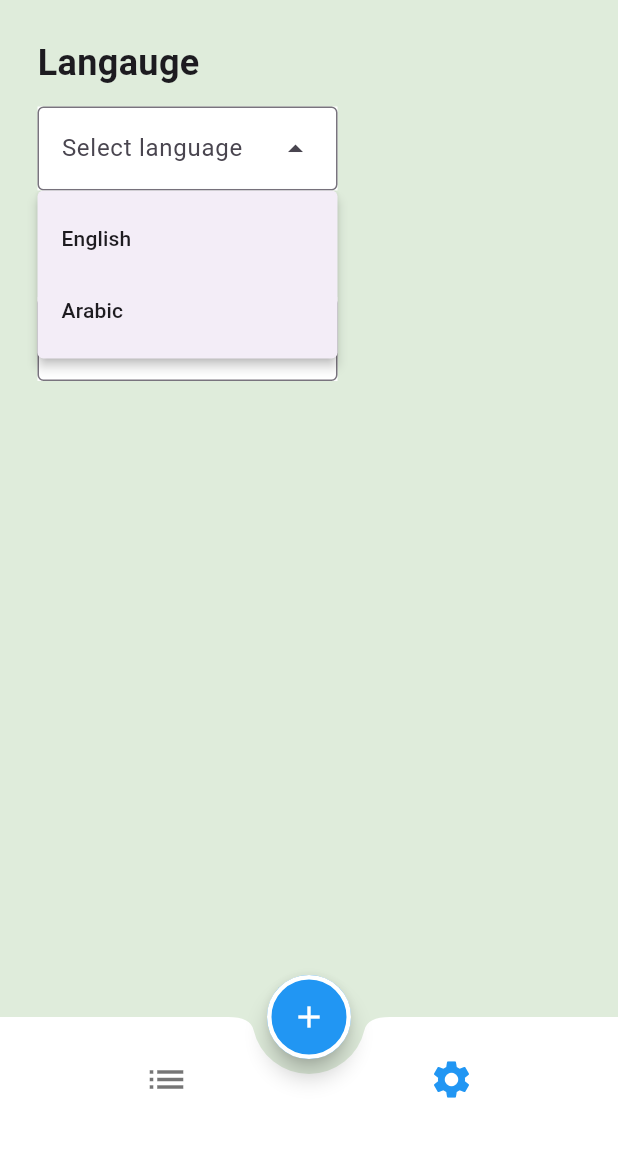
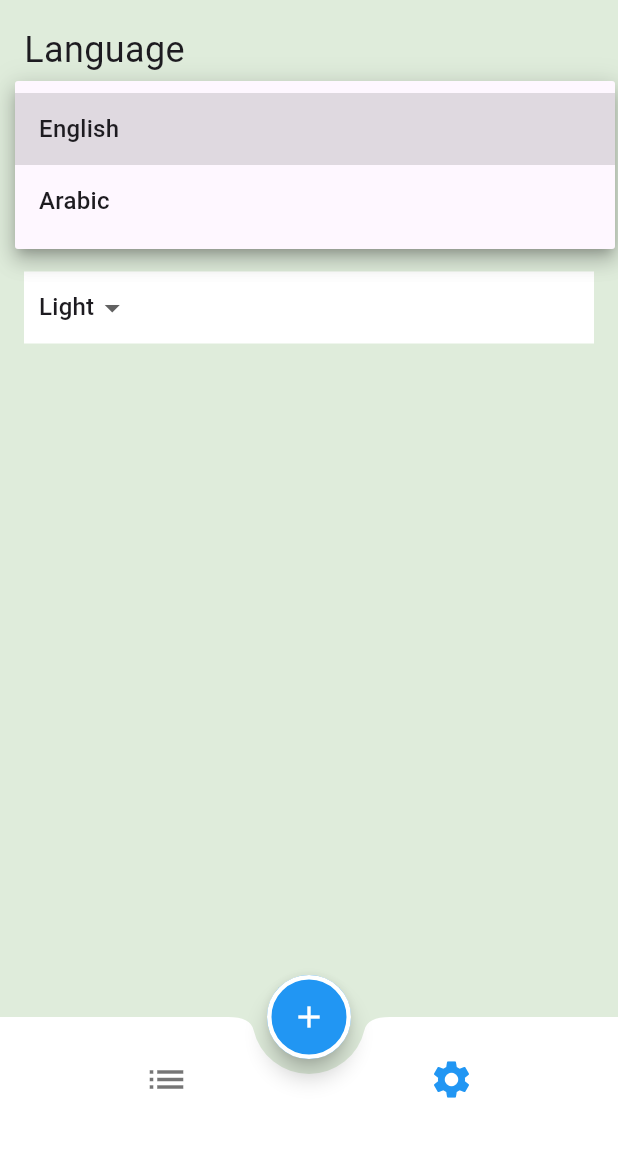
Before and after one commit to Icarus-conf/write-it-down-app, a Flutter app: the screen it shows after launch, item 2 of the bottom bar chosen, after a tap on "English", on a phone screen of 412 x 824 dp, the part 84-1236 px from its top. Run offline on Flutter 3.47's test engine with Material 3 defaults, Android fonts, the phone set to English and light mode, and no system bars; our stand-ins replace date_picker_timeline, flutter_slidable.

Commit message:
setting tab // dark mode // theme data

```diff
--- a/lib/main.dart
+++ b/lib/main.dart
@@ -1,10 +1,16 @@
 import 'package:flutter/material.dart';
+import 'package:provider/provider.dart';
 import 'package:todo_c10_sat_route/pages/home_page.dart';
 import 'package:todo_c10_sat_route/pages/tabs/settings_tab.dart';
 import 'package:todo_c10_sat_route/pages/tabs/tasks_tab.dart';
+import 'package:todo_c10_sat_route/provider.dart/my_provider.dart';
+import 'package:todo_c10_sat_route/theme/theme.dart';
 
 void main() {
-  runApp(const MyApp());
+  runApp(ChangeNotifierProvider(
+    create: (context) => MyProvider(),
+    child: const MyApp(),
+  ));
 }
 
 class MyApp extends StatelessWidget {
@@ -15,10 +21,12 @@ class MyApp extends StatelessWidget {
     return MaterialApp(
       debugShowCheckedModeBanner: false,
       initialRoute: HomePage.routeName,
+      theme: Provider.of<MyProvider>(context).themeData,
+      darkTheme: darkMode,
       routes: {
         HomePage.routeName: (context) => const HomePage(),
         TasksTab.routeName: (context) => const TasksTab(),
-        SettingsTab.routeName: (context) => SettingsTab(),
+        SettingsTab.routeName: (context) => const SettingsTab(),
       },
     );
   }
--- a/lib/pages/home_page.dart
+++ b/lib/pages/home_page.dart
@@ -16,13 +16,12 @@ class _HomePageState extends State<HomePage> {
 
   List<Widget> tabs = [
     const TasksTab(),
-    SettingsTab(),
+    const SettingsTab(),
   ];
 
   @override
   Widget build(BuildContext context) {
     return Scaffold(
-      backgroundColor: const Color(0xFFDFECDB),
       extendBody: true,
       appBar: AppBar(
         title: const Text(
@@ -32,17 +31,12 @@ class _HomePageState extends State<HomePage> {
             fontWeight: FontWeight.w600,
           ),
         ),
-        backgroundColor: Colors.blue,
       ),
       bottomNavigationBar: BottomAppBar(
-        elevation: 0,
         shape: const CircularNotchedRectangle(),
         height: 90,
         notchMargin: 10,
-        color: Colors.white,
         child: BottomNavigationBar(
-          backgroundColor: Colors.transparent,
-          elevation: 0.0,
           onTap: (value) {
             index = value;
             setState(() {});
--- a/lib/pages/tabs/settings_tab.dart
+++ b/lib/pages/tabs/settings_tab.dart
@@ -1,4 +1,6 @@
 import 'package:flutter/material.dart';
+import 'package:provider/provider.dart';
+import 'package:todo_c10_sat_route/provider.dart/my_provider.dart';
 
 class SettingsTab extends StatefulWidget {
   static const String routeName = 'SettingsTab';
@@ -9,49 +11,51 @@ class SettingsTab extends StatefulWidget {
 }
 
 class _SettingsTabState extends State<SettingsTab> {
-  var dropDownValue = 'English';
+  String selectedLanguage = 'English';
+  ThemeMode selectedTheme = ThemeMode.light;
+  var modeValue = 0;
+  var langValue = 0;
 
   @override
   Widget build(BuildContext context) {
-    return Padding(
-      padding: const EdgeInsets.all(25),
+    return Scaffold(
+      body: Padding(
+        padding: const EdgeInsets.all(16.0),
         child: Column(
           crossAxisAlignment: CrossAxisAlignment.start,
           children: [
             const Text(
-            'Langauge',
+              'Language',
               style: TextStyle(
                 fontSize: 24,
-              fontWeight: FontWeight.w600,
               ),
             ),
             const SizedBox(
               height: 12,
             ),
             Container(
-            width: 200,
-            color: Colors.white,
-            child: DropdownMenu(
-              width: 200,
-              hintText: 'Select language',
-              dropdownMenuEntries: <DropdownMenuEntry<Widget>>[
-                DropdownMenuEntry(
-                    value: GestureDetector(
+              color: Theme.of(context).primaryColor,
+              width: double.infinity,
+              padding: const EdgeInsets.symmetric(horizontal: 10),
+              child: DropdownButton(
+                underline: const SizedBox.shrink(),
+                value: langValue,
+                items: [
+                  DropdownMenuItem(
+                    value: 0,
                     onTap: () {},
-                      child: const Text(
-                        'English',
+                    child: const Text('English'),
                   ),
+                  DropdownMenuItem(
+                    value: 1,
+                    onTap: () {},
+                    child: const Text('Arabic'),
                   ),
-                    label: 'English'),
-                DropdownMenuEntry(
-                    value: GestureDetector(
-                      onTap: () {},
-                      child: const Text(
-                        'Arabic',
-                      ),
-                    ),
-                    label: 'Arabic'),
                 ],
+                onChanged: (value) {
+                  langValue = value!;
+                  setState(() {});
+                },
               ),
             ),
             const SizedBox(
@@ -61,40 +65,41 @@ class _SettingsTabState extends State<SettingsTab> {
               'Mode',
               style: TextStyle(
                 fontSize: 24,
-              fontWeight: FontWeight.w600,
               ),
             ),
             const SizedBox(
               height: 12,
             ),
             Container(
-            width: 200,
-            color: Colors.white,
-            child: DropdownMenu(
-              width: 200,
-              hintText: 'Select mode',
-              dropdownMenuEntries: <DropdownMenuEntry<Widget>>[
-                DropdownMenuEntry(
-                    value: GestureDetector(
-                      onTap: () {},
-                      child: const Text(
-                        'Light',
+              color: Theme.of(context).primaryColor,
+              width: double.infinity,
+              padding: const EdgeInsets.symmetric(horizontal: 10),
+              child: DropdownButton(
+                underline: const SizedBox.shrink(),
+                value: modeValue,
+                items: [
+                  DropdownMenuItem(
+                    value: 0,
+                    onTap: () => Provider.of<MyProvider>(context, listen: false)
+                        .toggleTheme(),
+                    child: const Text('Light'),
                   ),
+                  DropdownMenuItem(
+                    value: 1,
+                    onTap: () => Provider.of<MyProvider>(context, listen: false)
+                        .toggleTheme(),
+                    child: const Text('Dark'),
                   ),
-                    label: 'Light'),
-                DropdownMenuEntry(
-                    value: GestureDetector(
-                      onTap: () {},
-                      child: const Text(
-                        'Dark',
-                      ),
-                    ),
-                    label: 'Dark'),
                 ],
+                onChanged: (value) {
+                  modeValue = value!;
+                  setState(() {});
+                },
               ),
             ),
           ],
         ),
+      ),
     );
   }
 }
--- a/lib/pages/tabs/tasks_tab.dart
+++ b/lib/pages/tabs/tasks_tab.dart
@@ -22,6 +22,8 @@ class _TasksTabState extends State<TasksTab> {
             left: 10,
             top: 5,
           ),
+          child: Container(
+            color: Colors.white,
             child: DatePicker(
               DateTime.now(),
               height: 100,
@@ -34,6 +36,7 @@ class _TasksTabState extends State<TasksTab> {
                   _selectedDate = date;
                 });
               },
+            ),
           ),
         ),
         const SizedBox(
--- /dev/null
+++ b/lib/provider.dart/my_provider.dart
@@ -0,0 +1,23 @@
+import 'package:flutter/material.dart';
+import 'package:todo_c10_sat_route/theme/theme.dart';
+
+class MyProvider extends ChangeNotifier {
+  ThemeData _themeData = lightMode;
+
+  ThemeData get themeData => _themeData;
+
+  bool get isDarkMode => _themeData == darkMode;
+
+  set themeData(ThemeData themeData) {
+    _themeData = themeData;
+    notifyListeners();
+  }
+
+  void toggleTheme() {
+    if (_themeData == lightMode) {
+      themeData = darkMode;
+    } else {
+      themeData = lightMode;
+    }
+  }
+}
--- /dev/null
+++ b/lib/theme/theme.dart
@@ -0,0 +1,35 @@
+import 'package:flutter/material.dart';
+
+ThemeData lightMode = ThemeData(
+  brightness: Brightness.light,
+  scaffoldBackgroundColor: const Color(0xFFDFECDB),
+  appBarTheme: const AppBarTheme(
+    elevation: 0,
+    backgroundColor: Colors.blue,
+  ),
+  bottomAppBarTheme: const BottomAppBarTheme(
+    color: Colors.white,
+  ),
+  bottomNavigationBarTheme: const BottomNavigationBarThemeData(
+    backgroundColor: Colors.transparent,
+    elevation: 0.0,
+    selectedItemColor: Colors.blue,
+  ),
+  primaryColor: Colors.white,
+);
+
+ThemeData darkMode = ThemeData(
+  brightness: Brightness.dark,
+  scaffoldBackgroundColor: const Color(0xFF060E1E),
+  appBarTheme: const AppBarTheme(
+    elevation: 0,
+    backgroundColor: Color(0xFF5D9CEC),
+  ),
+  bottomAppBarTheme: const BottomAppBarTheme(color: Color(0xFF141922)),
+  bottomNavigationBarTheme: const BottomNavigationBarThemeData(
+    backgroundColor: Colors.transparent,
+    elevation: 0.0,
+    selectedItemColor: Colors.blue,
+  ),
+  primaryColorDark: const Color(0xFF141922),
+);
--- a/lib/widgets/task_tile.dart
+++ b/lib/widgets/task_tile.dart
@@ -11,7 +11,7 @@ class TaskTile extends StatelessWidget {
       width: double.infinity,
       margin: const EdgeInsets.all(12),
       decoration: BoxDecoration(
-        color: Colors.white,
+        color: Theme.of(context).primaryColor,
         borderRadius: BorderRadius.circular(12),
       ),
       child: Slidable(
--- a/pubspec.yaml
+++ b/pubspec.yaml
@@ -37,6 +37,7 @@ dependencies:
   flutter_native_splash: ^2.3.13
   date_picker_timeline: ^1.2.5
   flutter_slidable: ^3.0.1
+  provider: ^6.1.1
 
 dev_dependencies:
   flutter_test:
```
Also changed, not shown: lib/theme/theme_provider.dart (deleted), pubspec.lock. Lines whose indentation alone changed are shown as unchanged.
